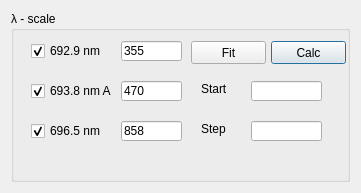
Qt form laborIott/instruments/Andor/VInst/JYLambda.ui (Kassikakk/laborIott) before a commit.
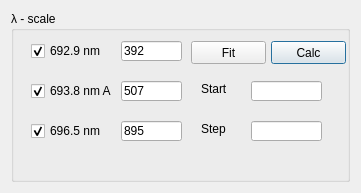
The same form after that commit.

The edit to the form file:
```diff
--- a/laborIott/instruments/Andor/VInst/JYLambda.ui
+++ b/laborIott/instruments/Andor/VInst/JYLambda.ui
@@ -167,7 +167,7 @@
        </rect>
       </property>
       <property name="text">
-       <string>355</string>
+       <string>392</string>
       </property>
      </widget>
      <widget class="QLineEdit" name="NeEdit2">
@@ -180,7 +180,7 @@
        </rect>
       </property>
       <property name="text">
-       <string>470</string>
+       <string>507</string>
       </property>
      </widget>
      <widget class="QLineEdit" name="NeEdit3">
@@ -193,7 +193,7 @@
        </rect>
       </property>
       <property name="text">
-       <string>858</string>
+       <string>895</string>
       </property>
      </widget>
     </widget>
```
